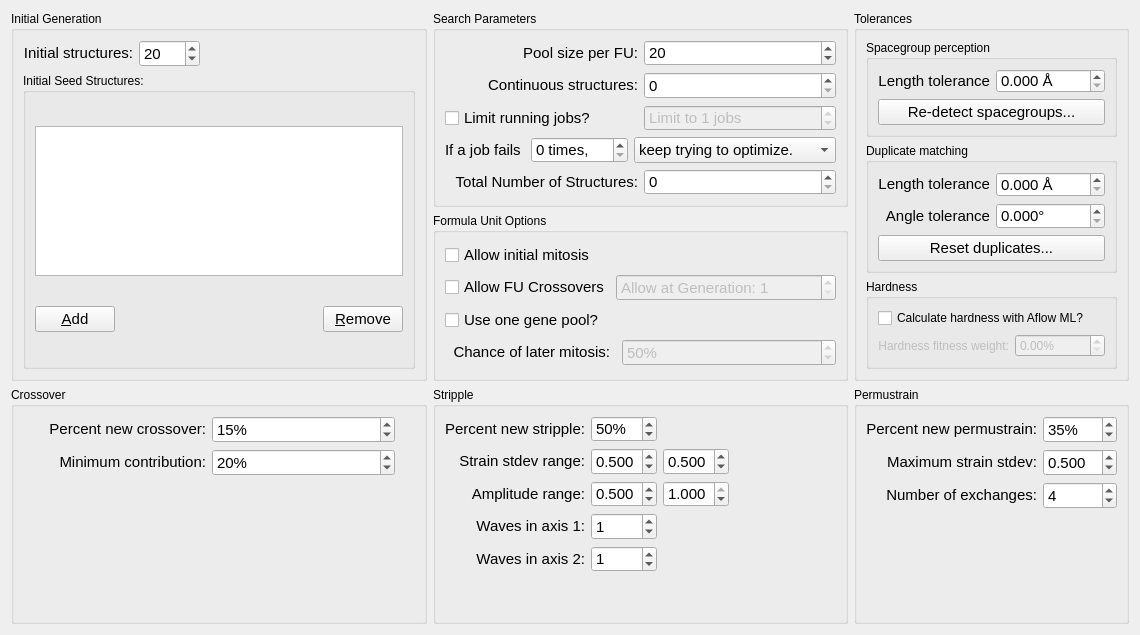
First picture: the form in src/xtalopt/ui/tab_opt.ui, repository xtalopt/XtalOpt, before the edit.
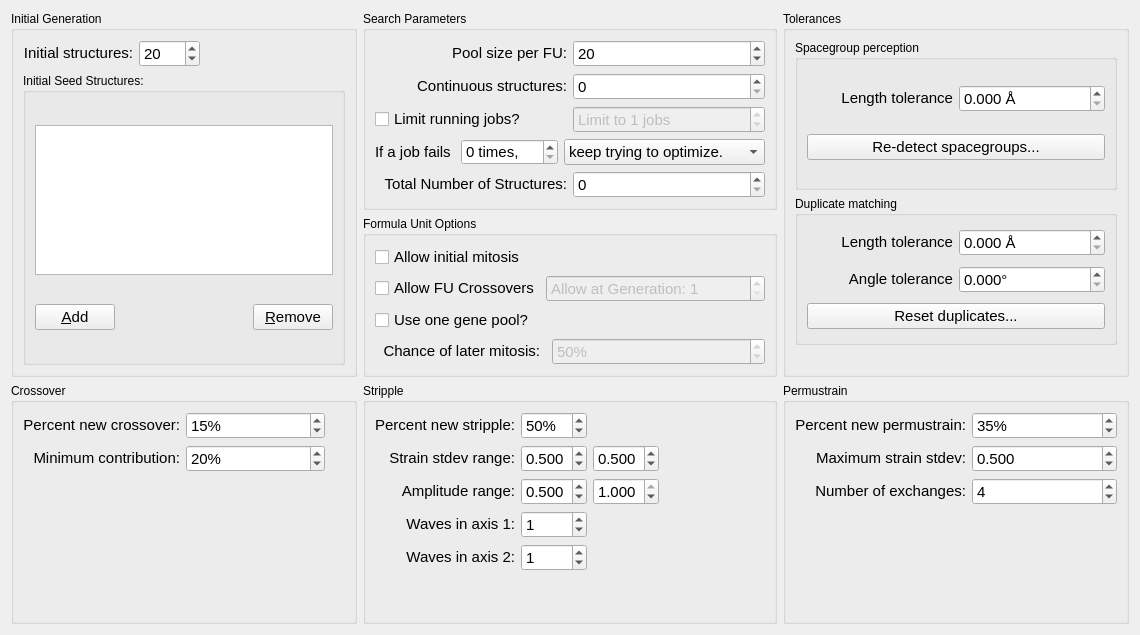
Second picture: the form after the edit.

Patch:
```diff
--- a/src/xtalopt/ui/tab_opt.ui
+++ b/src/xtalopt/ui/tab_opt.ui
@@ -233,7 +233,7 @@
         <property name="minimumSize">
          <size>
           <width>0</width>
-          <height>21</height>
+          <height>25</height>
          </size>
         </property>
         <property name="font">
@@ -296,7 +296,7 @@
         <property name="minimumSize">
          <size>
           <width>0</width>
-          <height>21</height>
+          <height>25</height>
          </size>
         </property>
         <property name="font">
@@ -403,7 +403,7 @@
           <property name="minimumSize">
            <size>
             <width>0</width>
-            <height>21</height>
+            <height>25</height>
            </size>
           </property>
           <property name="font">
@@ -497,7 +497,7 @@
         <property name="minimumSize">
          <size>
           <width>0</width>
-          <height>21</height>
+          <height>25</height>
          </size>
         </property>
         <property name="font">
@@ -602,7 +602,7 @@
         <property name="minimumSize">
          <size>
           <width>150</width>
-          <height>21</height>
+          <height>25</height>
          </size>
         </property>
         <property name="font">
@@ -635,7 +635,7 @@
         <property name="minimumSize">
          <size>
           <width>30</width>
-          <height>21</height>
+          <height>25</height>
          </size>
         </property>
         <property name="font">
@@ -732,7 +732,7 @@
         <property name="minimumSize">
          <size>
           <width>0</width>
-          <height>21</height>
+          <height>25</height>
          </size>
         </property>
         <property name="font">
@@ -791,7 +791,7 @@
         <property name="minimumSize">
          <size>
           <width>0</width>
-          <height>21</height>
+          <height>25</height>
          </size>
         </property>
         <property name="font">
@@ -872,7 +872,7 @@
         <property name="minimumSize">
          <size>
           <width>0</width>
-          <height>21</height>
+          <height>25</height>
          </size>
         </property>
         <property name="font">
@@ -936,7 +936,7 @@
         <property name="minimumSize">
          <size>
           <width>0</width>
-          <height>21</height>
+          <height>25</height>
          </size>
         </property>
         <property name="font">
@@ -976,7 +976,7 @@
         <property name="minimumSize">
          <size>
           <width>0</width>
-          <height>21</height>
+          <height>25</height>
          </size>
         </property>
         <property name="font">
@@ -1053,7 +1053,7 @@
         <property name="minimumSize">
          <size>
           <width>0</width>
-          <height>21</height>
+          <height>25</height>
          </size>
         </property>
         <property name="font">
@@ -1093,7 +1093,7 @@
         <property name="minimumSize">
          <size>
           <width>0</width>
-          <height>21</height>
+          <height>25</height>
          </size>
         </property>
         <property name="font">
@@ -1157,7 +1157,7 @@
         <property name="minimumSize">
          <size>
           <width>0</width>
-          <height>21</height>
+          <height>25</height>
          </size>
         </property>
         <property name="font">
@@ -1210,7 +1210,7 @@
         <property name="minimumSize">
          <size>
           <width>0</width>
-          <height>21</height>
+          <height>25</height>
          </size>
         </property>
         <property name="font">
@@ -1292,7 +1292,7 @@
         <property name="minimumSize">
          <size>
           <width>0</width>
-          <height>21</height>
+          <height>25</height>
          </size>
         </property>
         <property name="font">
@@ -1353,7 +1353,7 @@
         <property name="minimumSize">
          <size>
           <width>0</width>
-          <height>21</height>
+          <height>25</height>
          </size>
         </property>
         <property name="font">
@@ -1416,7 +1416,7 @@
         <property name="minimumSize">
          <size>
           <width>0</width>
-          <height>21</height>
+          <height>25</height>
          </size>
         </property>
         <property name="font">
@@ -1462,6 +1462,19 @@
       <string>Tolerances</string>
      </property>
      <layout class="QGridLayout" name="gridLayout_2">
+      <item row="2" column="2">
+       <spacer name="horizontalSpacer_2">
+        <property name="orientation">
+         <enum>Qt::Horizontal</enum>
+        </property>
+        <property name="sizeHint" stdset="0">
+         <size>
+          <width>40</width>
+          <height>20</height>
+         </size>
+        </property>
+       </spacer>
+      </item>
       <item row="0" column="2" colspan="2">
        <widget class="QGroupBox" name="groupBox_8">
         <property name="title">
@@ -1500,7 +1513,7 @@
            <property name="minimumSize">
             <size>
              <width>0</width>
-             <height>21</height>
+             <height>25</height>
             </size>
            </property>
            <property name="font">
@@ -1554,7 +1567,7 @@
            <property name="minimumSize">
             <size>
              <width>0</width>
-             <height>21</height>
+             <height>25</height>
             </size>
            </property>
            <property name="font">
@@ -1605,7 +1618,7 @@
            <property name="minimumSize">
             <size>
              <width>0</width>
-             <height>21</height>
+             <height>25</height>
             </size>
            </property>
            <property name="font">
@@ -1666,63 +1679,6 @@
         </layout>
        </widget>
       </item>
-      <item row="2" column="2" colspan="2">
-       <widget class="QGroupBox" name="groupBox_11">
-        <property name="title">
-         <string>Hardness</string>
-        </property>
-        <layout class="QGridLayout" name="gridLayout_11">
-         <item row="1" column="1">
-          <widget class="QDoubleSpinBox" name="spin_hardnessFitnessWeight">
-           <property name="enabled">
-            <bool>false</bool>
-           </property>
-           <property name="toolTip">
-            <string>&lt;html&gt;&lt;head/&gt;&lt;body&gt;&lt;p&gt;Change the weight of the hardness in the fitness function.&lt;/p&gt;&lt;p&gt;&lt;br/&gt;&lt;/p&gt;&lt;p&gt;The probability of a crystal being selected is as follows:&lt;/p&gt;&lt;p&gt;&lt;br/&gt;&lt;/p&gt;&lt;p&gt;p&lt;span style=&quot; vertical-align:sub;&quot;&gt;i&lt;/span&gt; = N [ 1 - w (H&lt;span style=&quot; vertical-align:sub;&quot;&gt;max&lt;/span&gt; - H&lt;span style=&quot; vertical-align:sub;&quot;&gt;i&lt;/span&gt;) / (H&lt;span style=&quot; vertical-align:sub;&quot;&gt;max&lt;/span&gt; - H&lt;span style=&quot; vertical-align:sub;&quot;&gt;min&lt;/span&gt;) - (1 - w) (E&lt;span style=&quot; vertical-align:sub;&quot;&gt;i&lt;/span&gt; - E&lt;span style=&quot; vertical-align:sub;&quot;&gt;min&lt;/span&gt;) / (E&lt;span style=&quot; vertical-align:sub;&quot;&gt;max&lt;/span&gt; - E&lt;span style=&quot; vertical-align:sub;&quot;&gt;min&lt;/span&gt;) ]&lt;/p&gt;&lt;p&gt;&lt;br/&gt;&lt;/p&gt;&lt;p&gt;where H is the hardness, E is the enthalpy per formula unit,  w is the fractional weight of the hardness (between 0.0 and 1.0), and N is a normalization constant.&lt;/p&gt;&lt;p&gt;&lt;br/&gt;&lt;/p&gt;&lt;p&gt;If w is 0, then the probability selection will be based entirely upon enthalpy (lower enthalpy is more likely to be selected).&lt;/p&gt;&lt;p&gt;&lt;br/&gt;&lt;/p&gt;&lt;p&gt;If w is 1, then the pobability selection will be based entirely upon hardness (higher hardness is more likely to be selected).&lt;/p&gt;&lt;p&gt;&lt;br/&gt;&lt;/p&gt;&lt;p&gt;If w is anywhere between 0 and 1, the probability is based upon a combination of enthalpy and hardness, where low enthalpy is favored and high hardness is favored. A value closer to 0 puts more importance on low enthalpy, and a value closer to 1 puts more importance on high hardness.&lt;/p&gt;&lt;p&gt;&lt;br/&gt;&lt;/p&gt;&lt;p&gt;&lt;br/&gt;&lt;/p&gt;&lt;/body&gt;&lt;/html&gt;</string>
-           </property>
-           <property name="suffix">
-            <string>%</string>
-           </property>
-           <property name="maximum">
-            <double>100.000000000000000</double>
-           </property>
-           <property name="value">
-            <double>0.000000000000000</double>
-           </property>
-          </widget>
-         </item>
-         <item row="1" column="0">
-          <widget class="QLabel" name="label_hardnessFitness">
-           <property name="enabled">
-            <bool>false</bool>
-           </property>
-           <property name="toolTip">
-            <string>&lt;html&gt;&lt;head/&gt;&lt;body&gt;&lt;p&gt;Change the weight of the hardness in the fitness function.&lt;/p&gt;&lt;p&gt;&lt;br/&gt;&lt;/p&gt;&lt;p&gt;The probability of a crystal being selected is as follows:&lt;/p&gt;&lt;p&gt;&lt;br/&gt;&lt;/p&gt;&lt;p&gt;p&lt;span style=&quot; vertical-align:sub;&quot;&gt;i&lt;/span&gt; = N [ 1 - w (H&lt;span style=&quot; vertical-align:sub;&quot;&gt;max&lt;/span&gt; - H&lt;span style=&quot; vertical-align:sub;&quot;&gt;i&lt;/span&gt;) / (H&lt;span style=&quot; vertical-align:sub;&quot;&gt;max&lt;/span&gt; - H&lt;span style=&quot; vertical-align:sub;&quot;&gt;min&lt;/span&gt;) - (1 - w) (E&lt;span style=&quot; vertical-align:sub;&quot;&gt;i&lt;/span&gt; - E&lt;span style=&quot; vertical-align:sub;&quot;&gt;min&lt;/span&gt;) / (E&lt;span style=&quot; vertical-align:sub;&quot;&gt;max&lt;/span&gt; - E&lt;span style=&quot; vertical-align:sub;&quot;&gt;min&lt;/span&gt;) ]&lt;/p&gt;&lt;p&gt;&lt;br/&gt;&lt;/p&gt;&lt;p&gt;where H is the hardness, E is the enthalpy per formula unit,  w is the fractional weight of the hardness (between 0.0 and 1.0), and N is a normalization constant.&lt;/p&gt;&lt;p&gt;&lt;br/&gt;&lt;/p&gt;&lt;p&gt;If w is 0, then the probability selection will be based entirely upon enthalpy (lower enthalpy is more likely to be selected).&lt;/p&gt;&lt;p&gt;&lt;br/&gt;&lt;/p&gt;&lt;p&gt;If w is 1, then the pobability selection will be based entirely upon hardness (higher hardness is more likely to be selected).&lt;/p&gt;&lt;p&gt;&lt;br/&gt;&lt;/p&gt;&lt;p&gt;If w is anywhere between 0 and 1, the probability is based upon a combination of enthalpy and hardness, where low enthalpy is favored and high hardness is favored. A value closer to 0 puts more importance on low enthalpy, and a value closer to 1 puts more importance on high hardness.&lt;/p&gt;&lt;p&gt;&lt;br/&gt;&lt;/p&gt;&lt;p&gt;&lt;br/&gt;&lt;/p&gt;&lt;/body&gt;&lt;/html&gt;</string>
-           </property>
-           <property name="layoutDirection">
-            <enum>Qt::LeftToRight</enum>
-           </property>
-           <property name="text">
-            <string>Hardness fitness weight:</string>
-           </property>
-           <property name="alignment">
-            <set>Qt::AlignRight|Qt::AlignTrailing|Qt::AlignVCenter</set>
-           </property>
-          </widget>
-         </item>
-         <item row="0" column="0" colspan="2">
-          <widget class="QCheckBox" name="cb_calculateHardness">
-           <property name="toolTip">
-            <string>&lt;html&gt;&lt;head/&gt;&lt;body&gt;&lt;p&gt;After the crystals are optimized, they will be sent to AFLOW's machine learning server in order to get an approximation of the bulk and shear moduli (which are then used to approximate the material's hardness).&lt;/p&gt;&lt;p&gt;&lt;br/&gt;&lt;/p&gt;&lt;p&gt;You must have a valid internet connection in order to use this.&lt;/p&gt;&lt;p&gt;&lt;br/&gt;&lt;/p&gt;&lt;p&gt;If this box is checked in the middle of a run, structures whose hardnesses have not been calculated will be submitted/resubmitted to Aflow ML in order to obtain their hardnesses.&lt;/p&gt;&lt;/body&gt;&lt;/html&gt;</string>
-           </property>
-           <property name="text">
-            <string>Calculate hardness with Aflow ML?</string>
-           </property>
-          </widget>
-         </item>
-        </layout>
-       </widget>
-      </item>
      </layout>
     </widget>
    </item>
```
Left out of the diff: 34 changed lines with no effect on the pictures.
